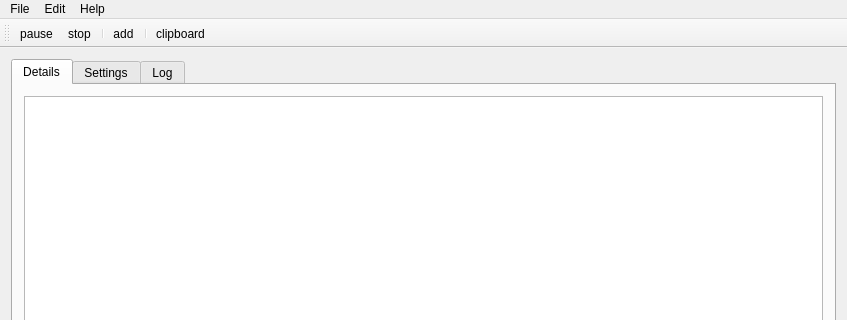
The window that src/ui/mainwindow/mainwindow.ui (mkaay/pyload-cpp-gui) describes before a commit, drawn with Qt 5; both pictures show x 0 to 847 and y 0 to 320 of the 847 by 566 pixel window.
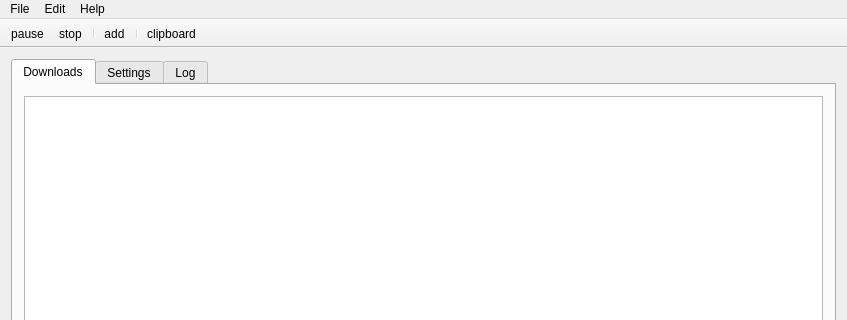
The same window after the commit. The open tabs and pages were chosen to show the change. Icons and pictures are not drawn.

Commit message: download listing

Diff of the .ui file:
```diff
--- a/src/ui/mainwindow/mainwindow.ui
+++ b/src/ui/mainwindow/mainwindow.ui
@@ -22,7 +22,7 @@
       </property>
       <widget class="QWidget" name="downloadsTab">
        <attribute name="title">
-        <string>Details</string>
+        <string>Downloads</string>
        </attribute>
        <layout class="QVBoxLayout" name="verticalLayout_3">
         <item>
@@ -139,6 +139,9 @@
    <addaction name="menuHelp"/>
   </widget>
   <widget class="QToolBar" name="mainToolBar">
+   <property name="movable">
+    <bool>false</bool>
+   </property>
    <property name="iconSize">
     <size>
      <width>40</width>
```
Left out of the diff: 16 changed lines with no effect on the pictures. The commit also changes 10 other files.
